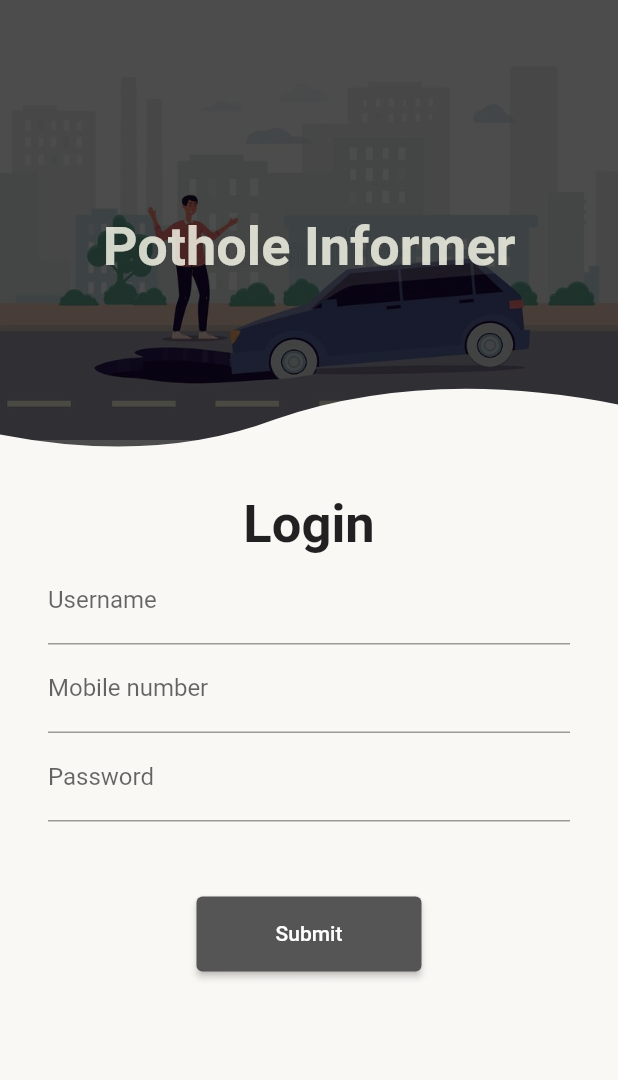
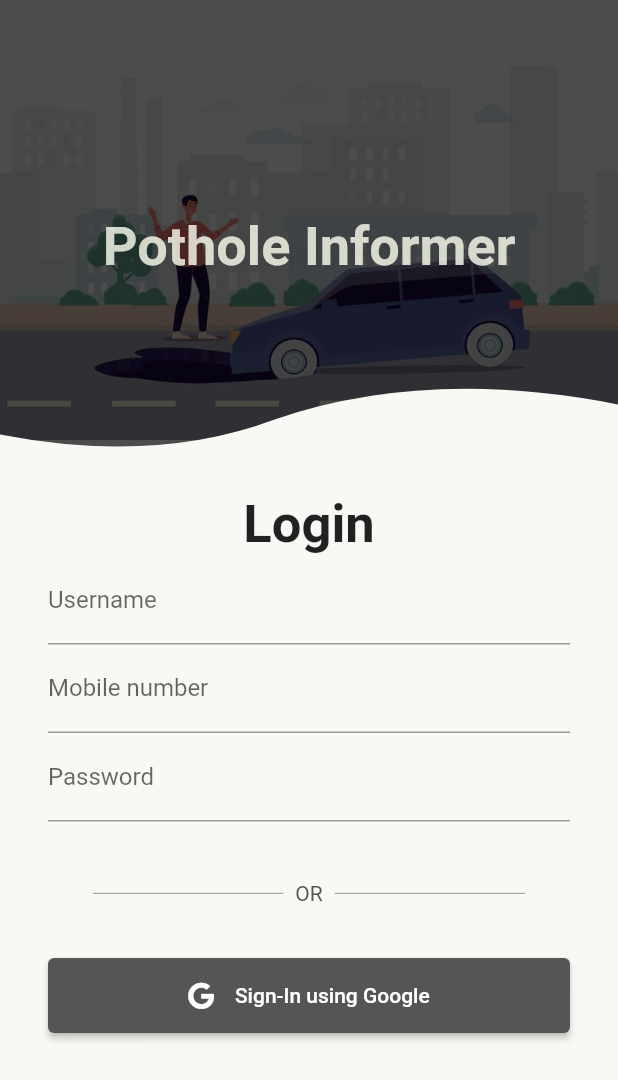
Before and after one commit to utkarsh-009/Pothole-Informer-TEAM-DASU, a Flutter app: the LoginPage screen opened by its route, on a phone screen of 412 x 824 dp. Shown: the top 1080 px of the screen. Run offline on Flutter 3.47's test engine with Material 2 defaults, Android fonts, the phone set to English and light mode, and no system bars; our stand-ins replace animated_splash_screen, firebase_auth, firebase_core, font_awesome_flutter, google_fonts, google_sign_in and 1 more; accounts and stored records are empty.

```diff
--- a/pothole_informer/lib/pages/first_page.dart
+++ b/pothole_informer/lib/pages/first_page.dart
@@ -43,7 +43,7 @@ class FirstPage extends StatelessWidget {
             ),
             ElevatedButton(
               onPressed: () =>
-                  Navigator.pushNamed(context, MyRoutes.userLoginRoute),
+                  Navigator.pushNamed(context, MyRoutes.myNavigator),
               child: Text(
                 "User Login",
                 style: TextStyle(fontSize: 20, fontWeight: FontWeight.bold),
--- /dev/null
+++ b/pothole_informer/lib/pages/google_sign_in.dart
@@ -0,0 +1,29 @@
+import 'package:firebase_auth/firebase_auth.dart';
+import 'package:flutter/material.dart';
+import 'package:google_sign_in/google_sign_in.dart';
+
+class GoogleSigInProvider extends ChangeNotifier {
+  final googleSignIn = GoogleSignIn();
+  GoogleSignInAccount? _user;
+  GoogleSignInAccount get user => _user!;
+
+  Future googleLogin() async {
+    final googleUser = await googleSignIn.signIn();
+
+    if (googleUser == null) return;
+    _user = googleUser;
+
+    final googleAuth = await googleUser.authentication;
+
+    final credential = GoogleAuthProvider.credential(
+        accessToken: googleAuth.accessToken, idToken: googleAuth.idToken);
+    await FirebaseAuth.instance.signInWithCredential(credential);
+
+    notifyListeners();
+  }
+
+  Future logout() async {
+    await googleSignIn.disconnect();
+    FirebaseAuth.instance.signOut();
+  }
+}
--- a/pothole_informer/lib/pages/login_page.dart
+++ b/pothole_informer/lib/pages/login_page.dart
@@ -1,7 +1,15 @@
 // ignore_for_file: prefer_const_constructors, prefer_const_literals_to_create_immutables, sized_box_for_whitespace
 
+import 'package:firebase_auth/firebase_auth.dart';
 import 'package:flutter/material.dart';
-import 'package:pothole_informer/utils/routes.dart';
+import 'package:font_awesome_flutter/font_awesome_flutter.dart';
+import 'package:google_sign_in/google_sign_in.dart';
+import 'package:provider/provider.dart';
+
+import 'google_sign_in.dart';
+
+final FirebaseAuth fireBaseAuth = FirebaseAuth.instance;
+final GoogleSignIn googleSignIn = GoogleSignIn();
 
 class LoginPage extends StatelessWidget {
   const LoginPage({Key? key}) : super(key: key);
@@ -14,7 +22,8 @@ class LoginPage extends StatelessWidget {
     return Scaffold(
       backgroundColor: Color.fromRGBO(250, 248, 245, 1),
       body: SingleChildScrollView(
-        child: Stack(children: [
+        child: Stack(
+          children: [
             ClipPath(
               clipper: BottomWaveClipper(),
               child: Container(
@@ -52,8 +61,8 @@ class LoginPage extends StatelessWidget {
                   ),
                   Form(
                     child: Padding(
-                    padding:
-                        const EdgeInsets.only(left: 32, right: 32, bottom: 100),
+                      padding: const EdgeInsets.only(
+                          left: 32, right: 32, bottom: 100),
                       child: Column(
                         children: [
                           Text(
@@ -79,28 +88,79 @@ class LoginPage extends StatelessWidget {
                             obscureText: true,
                           ),
                           SizedBox(
-                          height: 50,
+                            height: 40,
                           ),
-                        ElevatedButton(
+                          Row(
+                            children: <Widget>[
+                              Expanded(
+                                child: Divider(
+                                  indent: 30,
+                                  thickness: 0.8,
+                                  endIndent: 8,
+                                  color: Color.fromRGBO(85, 85, 85, 0.5),
+                                ),
+                              ),
+                              Text(
+                                "OR",
+                                style: TextStyle(
+                                  color: Color.fromRGBO(85, 85, 85, 1),
+                                ),
+                              ),
+                              Expanded(
+                                child: Divider(
+                                  indent: 8,
+                                  thickness: 0.8,
+                                  endIndent: 30,
+                                  color: Color.fromRGBO(85, 85, 85, 0.5),
+                                ),
+                              ),
+                            ],
+                          ),
+                          SizedBox(
+                            height: 35,
+                          ),
+                          Row(
+                            children: [
+                              Expanded(
+                                child: ElevatedButton(
                                   style: ButtonStyle(
-                            fixedSize: MaterialStateProperty.all(Size(150, 50)),
+                                    fixedSize: MaterialStateProperty.all(
+                                        Size(200, 50)),
                                     backgroundColor: MaterialStateProperty.all(
-                                Color.fromRGBO(85, 85, 85, 1)),
+                                      Color.fromRGBO(85, 85, 85, 1),
+                                    ),
                                   ),
                                   onPressed: () {
-                            Navigator.pushNamed(
-                                context, MyRoutes.userHomeRoute);
+                                    final provider =
+                                        Provider.of<GoogleSigInProvider>(
+                                            context,
+                                            listen: false);
+                                    provider.googleLogin();
                                   },
-                          child: Text("Submit"),
-                        )
+                                  child: Row(
+                                    children: [
+                                      FaIcon(
+                                        FontAwesomeIcons.google,
+                                        size: 18,
+                                        color: Colors.white,
+                                      ),
+                                      Text("    Sign-In using Google"),
+                                    ],
+                                    mainAxisAlignment: MainAxisAlignment.center,
+                                  ),
+                                ),
+                              ),
+                            ],
+                          ),
                         ],
                       ),
                     ),
-                )
+                  ),
                 ],
               ),
             ),
-        ]),
+          ],
+        ),
       ),
     );
   }
--- a/pothole_informer/lib/pages/slide_intro.dart
+++ b/pothole_informer/lib/pages/slide_intro.dart
@@ -4,7 +4,7 @@ import 'package:google_fonts/google_fonts.dart';
 import 'package:liquid_swipe/liquid_swipe.dart';
 import 'package:pothole_informer/utils/routes.dart';
 
-class SplashScreen extends StatefulWidget {
+class SlideIntro extends StatefulWidget {
   static TextStyle styleTitle = TextStyle(
     color: Colors.white,
     fontSize: 38,
@@ -17,13 +17,13 @@ class SplashScreen extends StatefulWidget {
     fontFamily: GoogleFonts.prozaLibre().fontFamily,
     fontWeight: FontWeight.w400,
   );
-  const SplashScreen({Key? key}) : super(key: key);
+  const SlideIntro({Key? key}) : super(key: key);
 
   @override
-  _SplashScreen createState() => _SplashScreen();
+  _SlideIntro createState() => _SlideIntro();
 }
 
-class _SplashScreen extends State<SplashScreen> {
+class _SlideIntro extends State<SlideIntro> {
   int page = 0;
   late LiquidController liquidController;
   late UpdateType updateType;
@@ -87,7 +87,7 @@ class _SplashScreen extends State<SplashScreen> {
               ),
               Text(
                 "INFORM",
-                style: SplashScreen.styleTitle,
+                style: SlideIntro.styleTitle,
               ),
               Padding(
                 padding: const EdgeInsets.all(50.0),
@@ -98,7 +98,7 @@ class _SplashScreen extends State<SplashScreen> {
               ),
               Text(
                 "Inform all the potholes in your local area to be fixed",
-                style: SplashScreen.styleDesc,
+                style: SlideIntro.styleDesc,
                 textAlign: TextAlign.center,
               ),
             ],
@@ -121,7 +121,7 @@ class _SplashScreen extends State<SplashScreen> {
               ),
               Text(
                 "MAPS",
-                style: SplashScreen.styleTitle,
+                style: SlideIntro.styleTitle,
               ),
               Padding(
                 padding: const EdgeInsets.all(50.0),
@@ -132,7 +132,7 @@ class _SplashScreen extends State<SplashScreen> {
               ),
               Text(
                 "Check on the map all the potholes registered, fixed and in progress",
-                style: SplashScreen.styleDesc,
+                style: SlideIntro.styleDesc,
                 textAlign: TextAlign.center,
               ),
             ],
@@ -155,7 +155,7 @@ class _SplashScreen extends State<SplashScreen> {
               ),
               Text(
                 "TRACK",
-                style: SplashScreen.styleTitle,
+                style: SlideIntro.styleTitle,
               ),
               Padding(
                 padding: const EdgeInsets.all(50.0),
@@ -166,7 +166,7 @@ class _SplashScreen extends State<SplashScreen> {
               ),
               Text(
                 "Track in realtime the progress of your complaint",
-                style: SplashScreen.styleDesc,
+                style: SlideIntro.styleDesc,
                 textAlign: TextAlign.center,
               ),
             ],
--- a/pothole_informer/lib/utils/routes.dart
+++ b/pothole_informer/lib/utils/routes.dart
@@ -7,6 +7,7 @@ class MyRoutes {
   static String informRoute = '/inform';
   static String mapRoute = '/map';
   static String feedbackRoute = '/feedback';
-  static String sliderIntroRoute = 'slderIntro';
+  static String sliderIntroRoute = '/slderIntro';
   static String loginRoute = 'loginRoute';
+  static String myNavigator = '/HomePage';
 }
--- a/pothole_informer/pubspec.yaml
+++ b/pothole_informer/pubspec.yaml
@@ -34,6 +34,7 @@ dependencies:
 
   # The following adds the Cupertino Icons font to your application.
   # Use with the CupertinoIcons class for iOS style icons.
+
   cupertino_icons: ^1.0.2
   animated_splash_screen: ^1.1.0
   google_fonts: ^2.1.0
@@ -42,6 +43,9 @@ dependencies:
   firebase_auth: ^1.1.4
   google_sign_in: ^5.0.3
   provider: ^6.0.0
+  font_awesome_flutter: ^9.2.0
+
+
 
 
 dev_dependencies:
```
Also changed, not shown: pothole_informer/lib/main.dart (+9 -4 lines), pothole_informer/lib/pages/authenticator.dart (added, +30 -0 lines), pothole_informer/lib/widgets/Home/home_header.dart (+15 -4 lines), pothole_informer/lib/widgets/Home/home_user_info.dart (+5 -4 lines), pothole_informer/pubspec.lock. Lines whose indentation alone changed are shown as unchanged.
